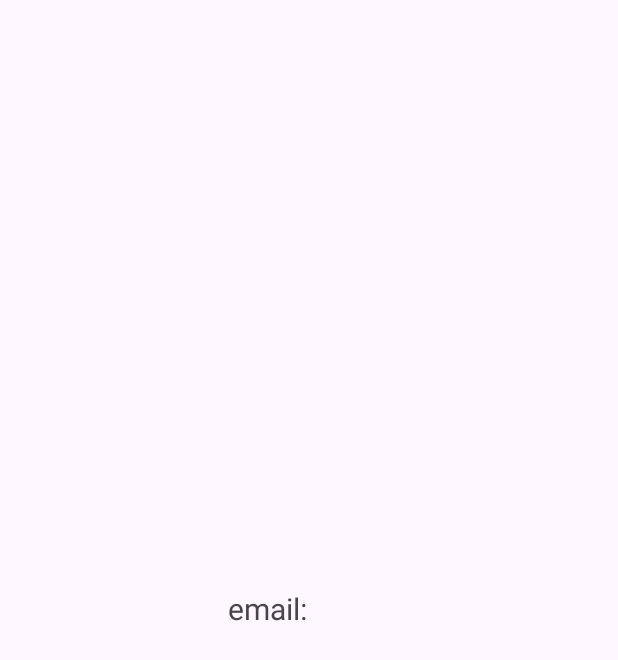
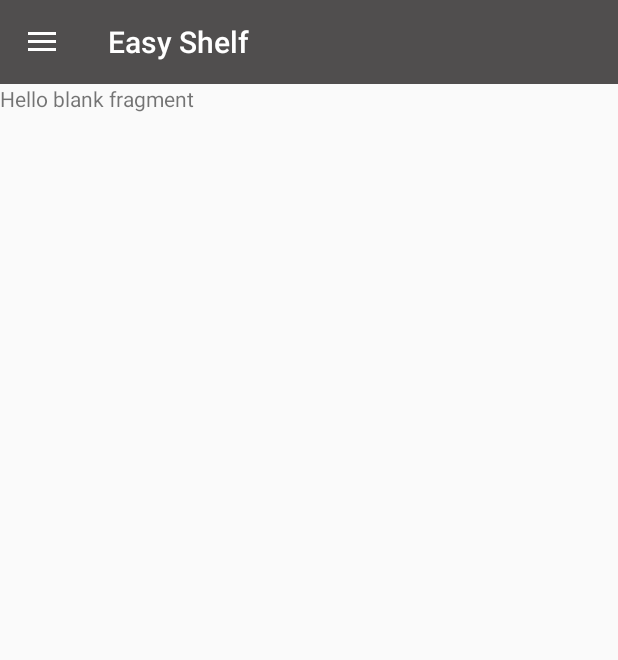
Before and after one commit to hereyourname-hub/IS, an Android app: the screen it shows after launch once a user with an empty profile is signed in (MainActivity), on a phone screen of 412 x 824 dp. Before the commit the part shown is almost empty. Shown: the top 660 px of the screen. Run offline under Robolectric (Android 15) with nearby library versions, the phone set to English and light mode, and no system bars; our stand-ins replace Firebase (no records; nobody signed in at launch, a user with empty details on screens opened directly).

Commit message:
here ham

```diff
--- a/app/src/main/AndroidManifest.xml
+++ b/app/src/main/AndroidManifest.xml
@@ -23,6 +23,7 @@
             android:exported="false" />
         <activity
             android:name=".MainActivity"
+            android:theme="@style/AppTheme.NoActionBar"
             android:exported="true">
             <intent-filter>
                 <action android:name="android.intent.action.MAIN" />
--- /dev/null
+++ b/app/src/main/java/com/example/easyshelf/HomeFragment.java
@@ -0,0 +1,64 @@
+package com.example.easyshelf;
+
+import android.os.Bundle;
+
+import androidx.fragment.app.Fragment;
+
+import android.view.LayoutInflater;
+import android.view.View;
+import android.view.ViewGroup;
+
+/**
+ * A simple {@link Fragment} subclass.
+ * Use the {@link HomeFragment#newInstance} factory method to
+ * create an instance of this fragment.
+ */
+public class HomeFragment extends Fragment {
+
+    // TODO: Rename parameter arguments, choose names that match
+    // the fragment initialization parameters, e.g. ARG_ITEM_NUMBER
+    private static final String ARG_PARAM1 = "param1";
+    private static final String ARG_PARAM2 = "param2";
+
+    // TODO: Rename and change types of parameters
+    private String mParam1;
+    private String mParam2;
+
+    public HomeFragment() {
+        // Required empty public constructor
+    }
+
+    /**
+     * Use this factory method to create a new instance of
+     * this fragment using the provided parameters.
+     *
+     * @param param1 Parameter 1.
+     * @param param2 Parameter 2.
+     * @return A new instance of fragment HomeFragment.
+     */
+    // TODO: Rename and change types and number of parameters
+    public static HomeFragment newInstance(String param1, String param2) {
+        HomeFragment fragment = new HomeFragment();
+        Bundle args = new Bundle();
+        args.putString(ARG_PARAM1, param1);
+        args.putString(ARG_PARAM2, param2);
+        fragment.setArguments(args);
+        return fragment;
+    }
+
+    @Override
+    public void onCreate(Bundle savedInstanceState) {
+        super.onCreate(savedInstanceState);
+        if (getArguments() != null) {
+            mParam1 = getArguments().getString(ARG_PARAM1);
+            mParam2 = getArguments().getString(ARG_PARAM2);
+        }
+    }
+
+    @Override
+    public View onCreateView(LayoutInflater inflater, ViewGroup container,
+                             Bundle savedInstanceState) {
+        // Inflate the layout for this fragment
+        return inflater.inflate(R.layout.fragment_home, container, false);
+    }
+}
--- a/app/src/main/java/com/example/easyshelf/MainActivity.java
+++ b/app/src/main/java/com/example/easyshelf/MainActivity.java
@@ -1,21 +1,59 @@
 package com.example.easyshelf;
 
+import androidx.annotation.NonNull;
+import androidx.appcompat.app.ActionBarDrawerToggle;
 import androidx.appcompat.app.AppCompatActivity;
+import androidx.appcompat.widget.Toolbar;
+import androidx.core.view.GravityCompat;
+import androidx.drawerlayout.widget.DrawerLayout;
 
 import android.content.Intent;
 import android.os.Bundle;
+import android.view.Gravity;
+import android.view.MenuItem;
 import android.widget.Button;
 import android.widget.TextView;
 
+import com.google.android.material.navigation.NavigationView;
 import com.google.firebase.auth.FirebaseAuth;
 import com.google.firebase.auth.FirebaseUser;
 
-public class MainActivity extends AppCompatActivity {
+public class MainActivity extends AppCompatActivity implements NavigationView.OnNavigationItemSelectedListener{
 
     @Override
     protected void onCreate(Bundle savedInstanceState) {
         super.onCreate(savedInstanceState);
         setContentView(R.layout.activity_main);
+
+        DrawerLayout drawerLayout = findViewById(R.id.drawer_layout);
+
+
+
+        NavigationView navigationView = findViewById(R.id.nav_view);
+        navigationView.setNavigationItemSelectedListener(this);
+
+
+        Toolbar toolbar = findViewById(R.id.toolbar);
+        setSupportActionBar(toolbar);
+
+        // Создать ActionBarDrawerToggle
+        ActionBarDrawerToggle toggle = new ActionBarDrawerToggle(
+                this, drawerLayout, toolbar,
+                R.string.navigation_drawer_open, R.string.navigation_drawer_close);
+
+        if (savedInstanceState == null) {
+            getSupportFragmentManager().beginTransaction().replace(R.id.fragment_container,
+                    new HomeFragment()).commit();
+            navigationView.setCheckedItem(R.id.home);
+        }
+
+        // Установить слушатель для DrawerLayout
+        drawerLayout.addDrawerListener(toggle);
+
+        // Синхронизировать состояние DrawerLayout с иконкой "гамбургера"
+        toggle.syncState();
+
+
 
         FirebaseAuth auth = FirebaseAuth.getInstance();
         FirebaseUser currentUser = auth.getCurrentUser();
@@ -27,5 +65,42 @@ public class MainActivity extends AppCompatActivity {
             return;
         }
 
+        // Инициализация TextView с идентификатором currentUser
+        TextView currentUserTextView = navigationView.getHeaderView(0).findViewById(R.id.currentUser);
+
+        if (currentUser != null) {
+            String email = currentUser.getEmail();
+
+            // Установка email в TextView
+            currentUserTextView.setText(email);
+        }
+
     }
+
+    @Override
+    public boolean onNavigationItemSelected(@NonNull MenuItem item) {
+        int itemId = item.getItemId(); // Получить идентификатор элемента меню
+
+        if (itemId == R.id.home) {
+            getSupportFragmentManager().beginTransaction().replace(R.id.fragment_container,
+                    new HomeFragment()).commit();
+        }else if (itemId == R.id.logout) {
+            // Выполните выход пользователя из Firebase
+            FirebaseAuth.getInstance().signOut();
+
+            // Переход на экран входа (например, LoginActivity)
+            Intent intent = new Intent(this, LoginActivity.class);
+            startActivity(intent);
+            finish();
+        }else if (itemId == R.id.about_us) {
+            getSupportFragmentManager().beginTransaction().replace(R.id.fragment_container,
+                    new AboutUsFragment()).commit();
+        }
+
+
+        DrawerLayout drawerLayout = findViewById(R.id.drawer_layout); // Инициализация переменной drawerLayout
+        drawerLayout.closeDrawer(GravityCompat.START);
+        return true;
+    }
+
 }
--- a/app/src/main/res/drawable/arrow_up.xml
+++ /dev/null
@@ -1,5 +0,0 @@
-<vector android:height="24dp" android:tint="#000000"
-    android:viewportHeight="50" android:viewportWidth="24"
-    android:width="40dp" xmlns:android="http://schemas.android.com/apk/res/android">
-    <path android:fillColor="@android:color/white" android:pathData="M7.41,15.41L12,10.83l4.59,4.58L18,14l-6,-6 -6,6z"/>
-</vector>
--- /dev/null
+++ b/app/src/main/res/drawable/baseline_email_24.xml
@@ -0,0 +1,5 @@
+<vector android:height="24dp" android:tint="#000000"
+    android:viewportHeight="24" android:viewportWidth="24"
+    android:width="24dp" xmlns:android="http://schemas.android.com/apk/res/android">
+    <path android:fillColor="@android:color/white" android:pathData="M20,4L4,4c-1.1,0 -1.99,0.9 -1.99,2L2,18c0,1.1 0.9,2 2,2h16c1.1,0 2,-0.9 2,-2L22,6c0,-1.1 -0.9,-2 -2,-2zM20,8l-8,5 -8,-5L4,6l8,5 8,-5v2z"/>
+</vector>
--- /dev/null
+++ b/app/src/main/res/drawable/baseline_home_24.xml
@@ -0,0 +1,5 @@
+<vector android:height="24dp" android:tint="#000000"
+    android:viewportHeight="24" android:viewportWidth="24"
+    android:width="24dp" xmlns:android="http://schemas.android.com/apk/res/android">
+    <path android:fillColor="@android:color/white" android:pathData="M10,20v-6h4v6h5v-8h3L12,3 2,12h3v8z"/>
+</vector>
--- /dev/null
+++ b/app/src/main/res/drawable/baseline_info_24.xml
@@ -0,0 +1,5 @@
+<vector android:height="24dp" android:tint="#000000"
+    android:viewportHeight="24" android:viewportWidth="24"
+    android:width="24dp" xmlns:android="http://schemas.android.com/apk/res/android">
+    <path android:fillColor="@android:color/white" android:pathData="M12,2C6.48,2 2,6.48 2,12s4.48,10 10,10 10,-4.48 10,-10S17.52,2 12,2zM13,17h-2v-6h2v6zM13,9h-2L11,7h2v2z"/>
+</vector>
--- /dev/null
+++ b/app/src/main/res/drawable/baseline_logout_24.xml
@@ -0,0 +1,5 @@
+<vector android:autoMirrored="true" android:height="24dp"
+    android:tint="#000000" android:viewportHeight="24"
+    android:viewportWidth="24" android:width="24dp" xmlns:android="http://schemas.android.com/apk/res/android">
+    <path android:fillColor="@android:color/white" android:pathData="M17,7l-1.41,1.41L18.17,11H8v2h10.17l-2.58,2.58L17,17l5,-5zM4,5h8V3H4c-1.1,0 -2,0.9 -2,2v14c0,1.1 0.9,2 2,2h8v-2H4V5z"/>
+</vector>
--- /dev/null
+++ b/app/src/main/res/drawable/ic_menu.xml
@@ -0,0 +1,5 @@
+<vector android:height="24dp" android:tint="#000000"
+    android:viewportHeight="24" android:viewportWidth="24"
+    android:width="24dp" xmlns:android="http://schemas.android.com/apk/res/android">
+    <path android:fillColor="@android:color/white" android:pathData="M3,18h18v-2L3,16v2zM3,13h18v-2L3,11v2zM3,6v2h18L21,6L3,6z"/>
+</vector>
--- a/app/src/main/res/layout/activity_main.xml
+++ b/app/src/main/res/layout/activity_main.xml
@@ -1,22 +1,54 @@
 <?xml version="1.0" encoding="utf-8"?>
-<androidx.constraintlayout.widget.ConstraintLayout xmlns:android="http://schemas.android.com/apk/res/android"
+<androidx.drawerlayout.widget.DrawerLayout xmlns:android="http://schemas.android.com/apk/res/android"
     xmlns:app="http://schemas.android.com/apk/res-auto"
     xmlns:tools="http://schemas.android.com/tools"
     android:layout_width="match_parent"
     android:layout_height="match_parent"
-    tools:context=".MainActivity">
+    android:id="@+id/drawer_layout"
+    android:fitsSystemWindows="true"
+    tools:context=".MainActivity"
+    tools:openDrawer="start">
 
-    <TextView
-        android:id="@+id/tv_email"
-        android:layout_width="108dp"
-        android:layout_height="40dp"
-        android:textSize="20dp"
-        android:text="email: "
-        app:layout_constraintBottom_toBottomOf="parent"
-        app:layout_constraintEnd_toEndOf="parent"
-        app:layout_constraintStart_toStartOf="parent"
-        app:layout_constraintTop_toTopOf="parent" />
+    <LinearLayout
+        android:layout_width="match_parent"
+        android:layout_height="match_parent"
+        android:orientation="vertical">
+
+        <androidx.appcompat.widget.Toolbar
+            android:layout_width="match_parent"
+            android:layout_height="?attr/actionBarSize"
+            android:background="@color/primary_color"
+            android:id="@+id/toolbar"
+            android:theme="@style/ThemeOverlay.AppCompat.Dark.ActionBar"
+            app:popupTheme="@style/ThemeOverlay.AppCompat.Light"
+            />
+
+        <FrameLayout
+            android:id="@+id/fragment_container"
+            android:layout_width="match_parent"
+            android:layout_height="match_parent"/>
+
+        <ImageView
+            android:id="@+id/toolbar_hamburger"
+            android:layout_width="wrap_content"
+            android:layout_height="wrap_content"
+            android:src="@drawable/ic_menu"
+            android:layout_gravity="start"
+            android:paddingStart="16dp"
+            android:paddingEnd="16dp"/>
+
+    </LinearLayout>
+
+    <com.google.android.material.navigation.NavigationView
+        android:layout_width="wrap_content"
+        android:layout_height="match_parent"
+        android:layout_gravity="start"
+        android:id="@+id/nav_view"
+        app:headerLayout="@layout/nav_header"
+        app:menu="@menu/drawer_menu"/>
 
 
 
-</androidx.constraintlayout.widget.ConstraintLayout>
+
+
+</androidx.drawerlayout.widget.DrawerLayout>
--- /dev/null
+++ b/app/src/main/res/layout/fragment_home.xml
@@ -0,0 +1,14 @@
+<?xml version="1.0" encoding="utf-8"?>
+<FrameLayout xmlns:android="http://schemas.android.com/apk/res/android"
+    xmlns:tools="http://schemas.android.com/tools"
+    android:layout_width="match_parent"
+    android:layout_height="match_parent"
+    tools:context=".HomeFragment">
+
+    <!-- TODO: Update blank fragment layout -->
+    <TextView
+        android:layout_width="match_parent"
+        android:layout_height="match_parent"
+        android:text="@string/hello_blank_fragment" />
+
+</FrameLayout>
--- /dev/null
+++ b/app/src/main/res/menu/drawer_menu.xml
@@ -0,0 +1,24 @@
+<?xml version="1.0" encoding="utf-8"?>
+<menu xmlns:android="http://schemas.android.com/apk/res/android"
+    xmlns:tools="http://schemas.android.com/tools"
+    tools:showIn="navigation_view">
+
+    <group android:checkableBehavior="single">
+        <item android:id="@+id/home"
+            android:icon="@drawable/baseline_home_24"
+            android:title="Home"/>
+    </group>
+
+    <group android:checkableBehavior="single">
+        <item android:id="@+id/about_us"
+            android:icon="@drawable/baseline_info_24"
+            android:title="About us"/>
+    </group>
+
+    <group android:checkableBehavior="single">
+        <item android:id="@+id/logout"
+            android:icon="@drawable/baseline_logout_24"
+            android:title="Logout"/>
+    </group>
+
+</menu>
--- a/app/src/main/res/values/strings.xml
+++ b/app/src/main/res/values/strings.xml
@@ -1,3 +1,8 @@
 <resources>
     <string name="app_name">Easy Shelf</string>
+    <string name="navigation_drawer_open">Открыть меню</string>
+    <string name="navigation_drawer_close">Закрыть меню</string>
+    <!-- TODO: Remove or change this placeholder text -->
+    <string name="hello_blank_fragment">Hello blank fragment</string>
+
 </resources>
--- a/app/src/main/res/values/styles.xml
+++ b/app/src/main/res/values/styles.xml
@@ -17,4 +17,15 @@
     <style name="BodyText" parent="MaterialAlertDialog.MaterialComponents.Body.Text">
         <item name="android:textColor">@color/white</item>
     </style>
+
+    <style name="AppTheme" parent="Theme.AppCompat.Light.NoActionBar">
+        <item name="colorPrimary">@color/primary_color</item>
+    </style>
+
+    <style name="AppTheme.NoActionBar">
+        <item name="windowActionBar">false</item>
+        <item name="windowNoTitle">true</item>
+
+    </style>
+
 </resources>
```
Also changed, not shown: app/build.gradle (+14 -14 lines), app/src/main/java/com/example/easyshelf/AboutUsFragment.java (added, +18 -0 lines), app/src/main/res/layout/fragment_about_us.xml (added, +15 -0 lines), app/src/main/res/layout/nav_header.xml (added, +24 -0 lines).
